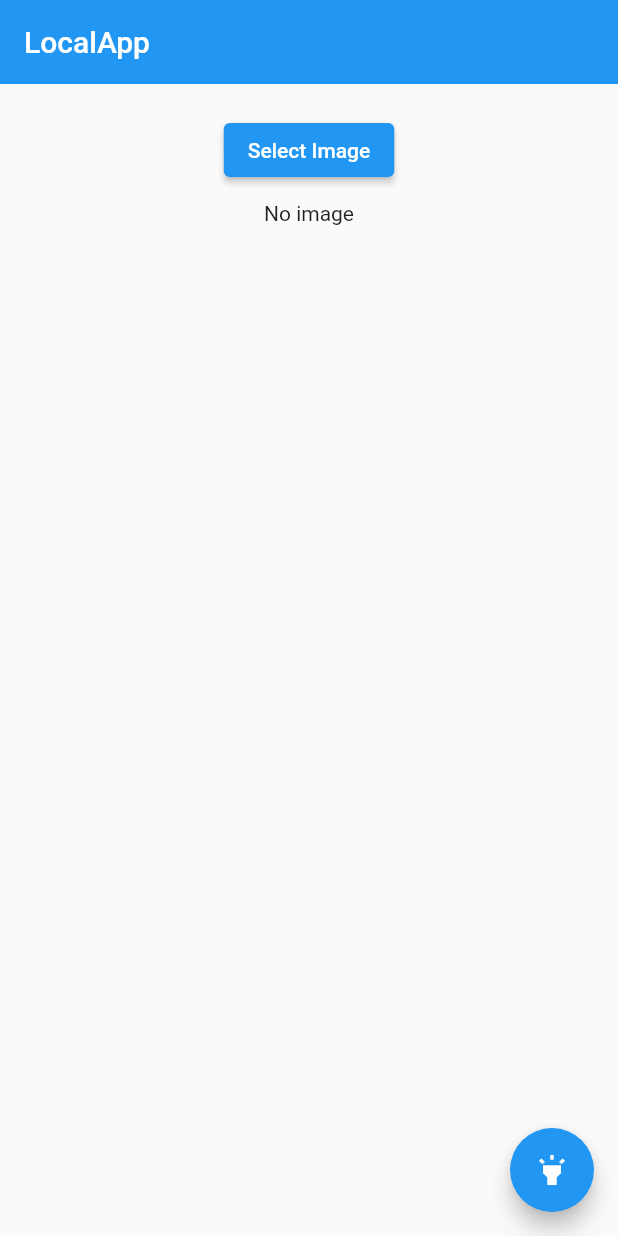
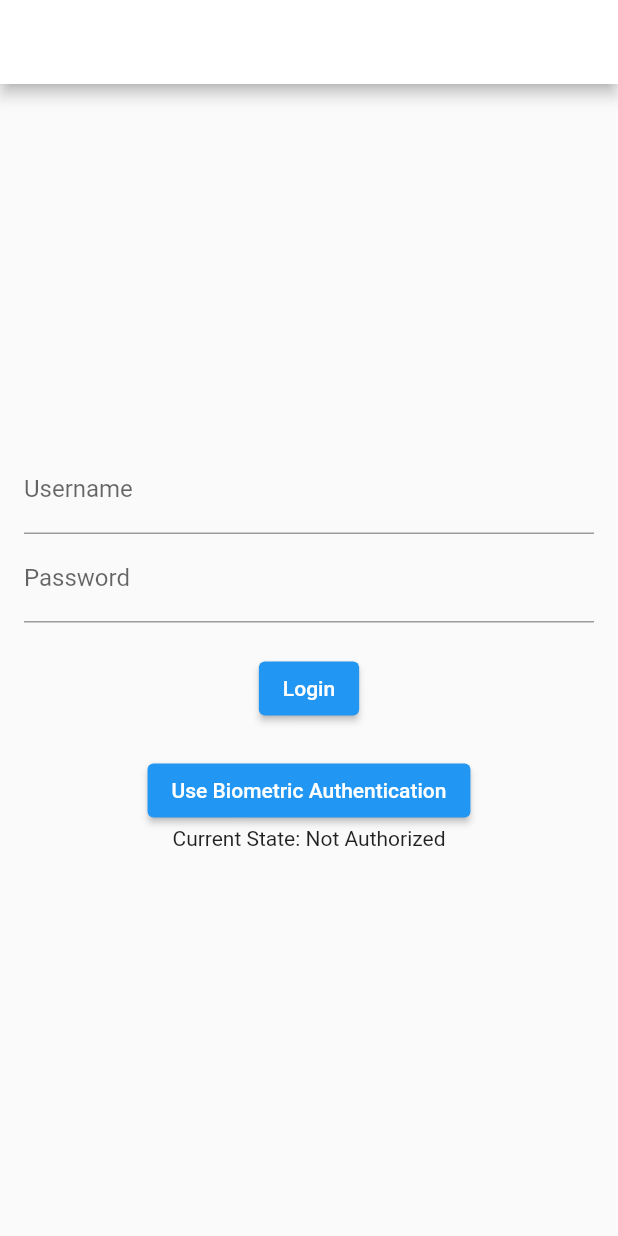
Before and after one commit to P-Asare/local_resource_app, a Flutter app: the screen it shows after launch, on a phone screen of 412 x 824 dp. Run offline on Flutter 3.47's test engine with Material 2 defaults, Android fonts, the phone set to English and light mode, and no system bars; our stand-ins replace image_picker, local_auth; missing offline and left inert: torch_light.

Commit message:
Biometric feature (#1)
* add local auth package

* rearrange widgets and imports

* correct material app problem

* update mainactivity with code

```diff
--- /dev/null
+++ b/lib/homepage.dart
@@ -0,0 +1,104 @@
+import 'dart:io';
+import 'package:flutter/material.dart';
+import 'package:image_picker/image_picker.dart';
+import 'package:torch_light/torch_light.dart';
+
+class HomePage extends StatefulWidget {
+  const HomePage({super.key});
+
+  @override
+  State<HomePage> createState() => _HomePageState();
+}
+
+class _HomePageState extends State<HomePage> {
+  final ImagePicker _imagePicker = ImagePicker();
+  XFile? imageSelected;
+  bool isTorchOn = false;
+
+  /// Select image from gallery
+  Future<void> selectImageFromGallery() async {
+    final XFile? image =
+        await _imagePicker.pickImage(source: ImageSource.gallery);
+
+    setState(() {
+      imageSelected = image;
+    });
+  }
+
+  /// Check if torchlight is available
+  Future<bool> isTorchAvailable() async {
+    try {
+      return await TorchLight.isTorchAvailable();
+    } on Exception catch (_) {
+      ScaffoldMessenger.of(context).showSnackBar(const SnackBar(
+        content: Text("Error checking torch availability"),
+      ));
+      return false;
+    }
+  }
+
+  /// Turn torch off or on
+  Future<void> activateTorch() async {
+    try {
+      if (await isTorchAvailable()) {
+        //enable or disable torch based on it's current state
+        if (isTorchOn) {
+          await TorchLight.disableTorch();
+        } else {
+          await TorchLight.enableTorch();
+        }
+
+        // update state of torch variable
+        setState(() {
+          isTorchOn = !isTorchOn;
+        });
+      }
+    } on Exception catch (_) {
+      ScaffoldMessenger.of(context).showSnackBar(const SnackBar(
+        content: Text("Could not manipulate torch"),
+      ));
+    }
+  }
+
+  @override
+  Widget build(BuildContext context) {
+    return MaterialApp(
+      debugShowCheckedModeBanner: false,
+      home: Scaffold(
+        appBar: AppBar(
+          title: const Text("LocalApp"),
+          elevation: 0,
+        ),
+        body: Column(
+          mainAxisAlignment: MainAxisAlignment.start,
+          children: [
+            // spacing
+            const SizedBox(height: 20),
+
+            // Action button to pick image
+            ElevatedButton(
+              onPressed: () => selectImageFromGallery(),
+              child: (imageSelected == null)
+                  ? const Text("Select Image")
+                  : const Text("Change Image"),
+            ),
+
+            // spacing
+            const SizedBox(height: 10),
+
+            // Image display
+            Center(
+              child: (imageSelected == null)
+                  ? const Text("No image")
+                  : Image.file(File(imageSelected!.path)),
+            ),
+          ],
+        ),
+        floatingActionButton: FloatingActionButton(
+          onPressed: () => activateTorch(),
+          child: const Icon(Icons.highlight),
+        ),
+      ),
+    );
+  }
+}
--- a/lib/main.dart
+++ b/lib/main.dart
@@ -1,108 +1,18 @@
-import 'dart:io';
 import 'package:flutter/material.dart';
-import 'package:image_picker/image_picker.dart';
-import 'package:torch_light/torch_light.dart';
+import 'package:local_resource_app/test.dart';
 
 void main() {
   runApp(const MyApp());
 }
 
-class MyApp extends StatefulWidget {
+class MyApp extends StatelessWidget {
   const MyApp({super.key});
 
   @override
-  State<MyApp> createState() => _MyAppState();
-}
-
-class _MyAppState extends State<MyApp> {
-  final ImagePicker _imagePicker = ImagePicker();
-  XFile? imageSelected;
-  bool isTorchOn = false;
-
-  /// Select image from gallery
-  Future<void> selectImageFromGallery() async {
-    final XFile? image =
-        await _imagePicker.pickImage(source: ImageSource.gallery);
-
-    setState(() {
-      imageSelected = image;
-    });
-  }
-
-  /// Check if torchlight is available
-  Future<bool> isTorchAvailable() async {
-    try {
-      return await TorchLight.isTorchAvailable();
-    } on Exception catch (_) {
-      ScaffoldMessenger.of(context).showSnackBar(const SnackBar(
-        content: Text("Error checking torch availability"),
-      ));
-      return false;
-    }
-  }
-
-  /// Turn torch off or on
-  Future<void> activateTorch() async {
-    try {
-      if (await isTorchAvailable()) {
-        //enable or disable torch based on it's current state
-        if (isTorchOn) {
-          await TorchLight.disableTorch();
-        } else {
-          await TorchLight.enableTorch();
-        }
-
-        // update state of torch variable
-        setState(() {
-          isTorchOn = !isTorchOn;
-        });
-      }
-    } on Exception catch (_) {
-      ScaffoldMessenger.of(context).showSnackBar(const SnackBar(
-        content: Text("Could not manipulate torch"),
-      ));
-    }
-  }
-
-  @override
   Widget build(BuildContext context) {
-    return MaterialApp(
+    return const MaterialApp(
       debugShowCheckedModeBanner: false,
-      home: Scaffold(
-        appBar: AppBar(
-          title: const Text("LocalApp"),
-          elevation: 0,
-        ),
-        body: Column(
-          mainAxisAlignment: MainAxisAlignment.start,
-          children: [
-            // spacing
-            const SizedBox(height: 20),
-
-            // Action button to pick image
-            ElevatedButton(
-              onPressed: () => selectImageFromGallery(),
-              child: (imageSelected == null)
-                  ? const Text("Select Image")
-                  : const Text("Change Image"),
-            ),
-
-            // spacing
-            const SizedBox(height: 10),
-
-            // Image display
-            Center(
-              child: (imageSelected == null)
-                  ? const Text("No image")
-                  : Image.file(File(imageSelected!.path)),
-            ),
-          ],
-        ),
-        floatingActionButton: FloatingActionButton(
-          onPressed: () => activateTorch(),
-          child: const Icon(Icons.highlight),
-        ),
-      ),
+      home: LoginScreen(),
     );
   }
 }
--- /dev/null
+++ b/lib/test.dart
@@ -0,0 +1,125 @@
+import 'package:flutter/material.dart';
+import 'package:local_auth/local_auth.dart';
+import 'package:local_resource_app/homepage.dart';
+
+class LocalAuth {
+  static final _auth = LocalAuthentication();
+
+  static Future<bool> _canAuthenticate() async =>
+      await _auth.canCheckBiometrics || await _auth.isDeviceSupported();
+
+  static Future<bool> authenticate() async {
+    try {
+      if (!await _canAuthenticate()) return false;
+      return await _auth.authenticate(
+        localizedReason: 'Scan your fingerprint to authenticate',
+        options: const AuthenticationOptions(
+          stickyAuth: true,
+          useErrorDialogs: true,
+          biometricOnly: true,
+        ),
+      );
+    } catch (e) {
+      return false;
+    }
+  }
+}
+
+void main() {
+  runApp(const Test());
+}
+
+class Test extends StatelessWidget {
+  const Test({super.key});
+
+  @override
+  Widget build(BuildContext context) {
+    return MaterialApp(
+      title: 'Login',
+      theme: ThemeData(
+        colorScheme: ColorScheme.fromSeed(seedColor: Colors.deepPurple),
+        useMaterial3: true,
+      ),
+      home: const LoginScreen(),
+    );
+  }
+}
+
+class LoginScreen extends StatefulWidget {
+  const LoginScreen({super.key});
+
+  @override
+  State<LoginScreen> createState() => _LoginScreenState();
+}
+
+class _LoginScreenState extends State<LoginScreen> {
+  final TextEditingController _usernameController = TextEditingController();
+  final TextEditingController _passwordController = TextEditingController();
+  String _authorized = 'Not Authorized';
+  bool _isAuthenticating = false;
+
+  Future<void> _authenticate() async {
+    setState(() {
+      _isAuthenticating = true;
+      _authorized = 'Authenticating';
+    });
+
+    final authenticated = await LocalAuth.authenticate();
+
+    setState(() {
+      _isAuthenticating = false;
+      _authorized = authenticated ? 'Authorized' : 'Not Authorized';
+      if (authenticated) {
+        _navigateToHome();
+      }
+    });
+  }
+
+  void _navigateToHome() {
+    Navigator.of(context)
+        .push(MaterialPageRoute(builder: (_) => const HomePage()));
+  }
+
+  @override
+  Widget build(BuildContext context) {
+    return Scaffold(
+      appBar: AppBar(
+        backgroundColor: Theme.of(context).colorScheme.inversePrimary,
+        title: const Text('Login Auth Demo'),
+      ),
+      body: Padding(
+        padding: const EdgeInsets.all(16.0),
+        child: Column(
+          mainAxisAlignment: MainAxisAlignment.center,
+          children: <Widget>[
+            TextField(
+              controller: _usernameController,
+              decoration: const InputDecoration(labelText: 'Username'),
+            ),
+            TextField(
+              controller: _passwordController,
+              decoration: const InputDecoration(labelText: 'Password'),
+              obscureText: true,
+            ),
+            const SizedBox(height: 20),
+            ElevatedButton(
+              onPressed: () {
+                // Here you can add logic to authenticate with username and password
+                _navigateToHome();
+              },
+              child: const Text('Login'),
+            ),
+            const SizedBox(height: 20),
+            ElevatedButton(
+              onPressed: _isAuthenticating ? null : _authenticate,
+              child: Text(_isAuthenticating
+                  ? 'Authenticating...'
+                  : 'Use Biometric Authentication'),
+            ),
+            Text('Current State: $_authorized\n'),
+          ],
+        ),
+      ),
+    );
+  }
+}
--- a/pubspec.yaml
+++ b/pubspec.yaml
@@ -38,6 +38,7 @@ dependencies:
   image_picker: ^1.0.7
   path:
   torch_light: ^1.0.0
+  local_auth: ^2.1.8
 
 dev_dependencies:
   flutter_test:
```
Also changed, not shown: pubspec.lock, 3 other files.
